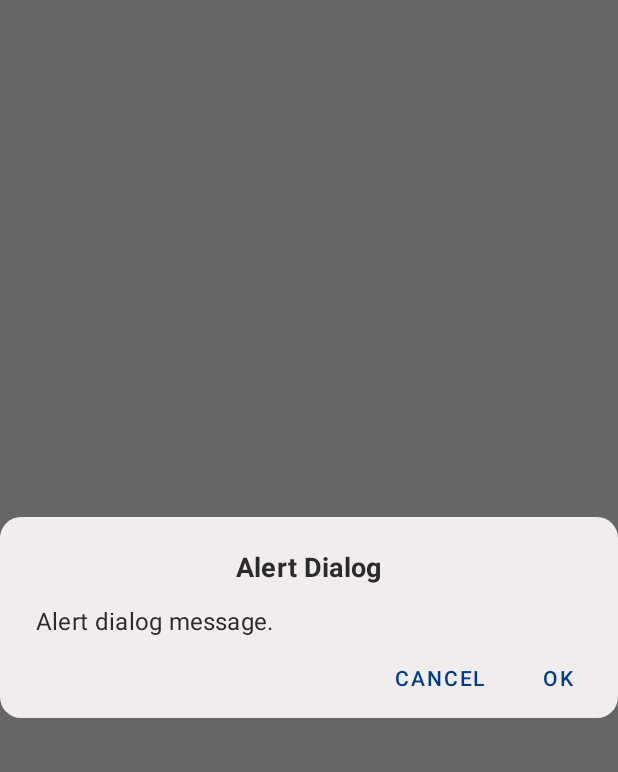
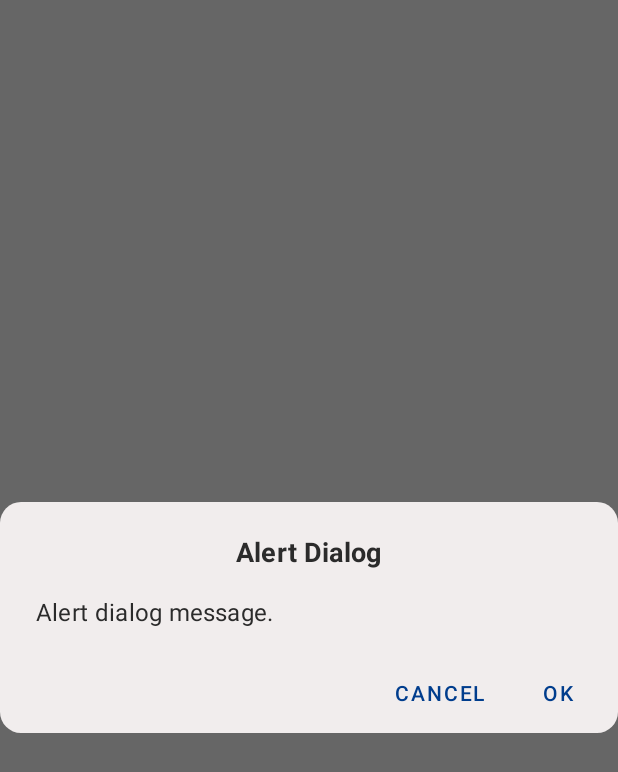
Before and after one commit to jsericksk/Simple-Chat, an Android app built with Jetpack Compose: the @Preview function Preview, on a phone screen of 412 x 824 dp. Shown: the top 772 px of the screen. Run offline under Robolectric (Android 15) with nearby library versions, the phone set to English and light mode, and no system bars.

Commit message:
refactor: Small spacing improvements in AlertDialog component

```diff
--- a/app/src/main/java/com/kproject/simplechat/presentation/screens/components/AlertDialog.kt
+++ b/app/src/main/java/com/kproject/simplechat/presentation/screens/components/AlertDialog.kt
@@ -1,5 +1,6 @@
 package com.kproject.simplechat.presentation.screens.components
 
+import android.content.res.Configuration
 import androidx.compose.foundation.layout.Column
 import androidx.compose.foundation.layout.Spacer
 import androidx.compose.foundation.layout.fillMaxWidth
@@ -83,8 +84,9 @@ private fun CustomAlertDialog(
                         fontWeight = FontWeight.Bold,
                         modifier = Modifier.align(Alignment.CenterHorizontally)
                     )
-                    Spacer(Modifier.height(12.dp))
+                    Spacer(Modifier.height(16.dp))
                     content.invoke()
+                    Spacer(Modifier.height(16.dp))
                 }
             },
             confirmButton = {
@@ -121,7 +123,8 @@ private fun CustomAlertDialog(
     }
 }
 
-@Preview(showSystemUi = true, showBackground = true)
+@Preview(showSystemUi = true, name = "LightTheme")
+@Preview(showSystemUi = true, name = "DarkTheme", uiMode = Configuration.UI_MODE_NIGHT_YES)
 @Composable
 private fun Preview() {
     SimpleChatTheme {
```
